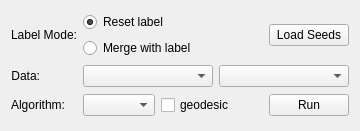
First picture: the form in gui/widgets/graphsegwidget.ui, repository gerbilvis/gerbil, before the edit.
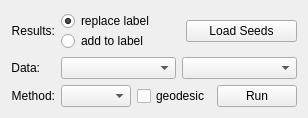
Second picture: the form after the edit. Icons and pictures are not drawn.

Commit message: make graphseg widget more compact

Diff of the .ui file:
```diff
--- a/gui/widgets/graphsegwidget.ui
+++ b/gui/widgets/graphsegwidget.ui
@@ -2,45 +2,21 @@
 <ui version="4.0">
  <class>GraphSegWidget</class>
  <widget class="QWidget" name="GraphSegWidget">
-  <property name="geometry">
-   <rect>
-    <x>0</x>
-    <y>0</y>
-    <width>360</width>
-    <height>131</height>
-   </rect>
-  </property>
-  <property name="windowTitle">
-   <string>Form</string>
-  </property>
   <layout class="QGridLayout" name="gridLayout">
-   <item row="0" column="0">
-    <widget class="QLabel" name="label_25">
-     <property name="sizePolicy">
-      <sizepolicy hsizetype="Fixed" vsizetype="Fixed">
-       <horstretch>0</horstretch>
-       <verstretch>0</verstretch>
-      </sizepolicy>
-     </property>
-     <property name="text">
-      <string>Label Mode:</string>
-     </property>
-     <property name="alignment">
-      <set>Qt::AlignRight|Qt::AlignTrailing|Qt::AlignVCenter</set>
-     </property>
-    </widget>
-   </item>
    <item row="0" column="1">
     <layout class="QHBoxLayout" name="horizontalLayout_3">
      <item>
       <layout class="QVBoxLayout" name="verticalLayout">
+       <property name="spacing">
+        <number>0</number>
+       </property>
        <item>
         <widget class="QRadioButton" name="resetLabelRadio">
          <property name="toolTip">
           <string extracomment="Set the current label to the segmentation result."/>
          </property>
          <property name="text">
-          <string>Reset label</string>
+          <string>replace label</string>
          </property>
          <property name="checked">
           <bool>true</bool>
@@ -53,7 +29,7 @@
           <string extracomment="Add the segmentation result to the current label."/>
          </property>
          <property name="text">
-          <string>Merge with label</string>
+          <string>add to label</string>
          </property>
         </widget>
        </item>
@@ -64,12 +40,6 @@
        <property name="orientation">
         <enum>Qt::Horizontal</enum>
        </property>
-       <property name="sizeHint" stdset="0">
-        <size>
-         <width>40</width>
-         <height>20</height>
-        </size>
-       </property>
       </spacer>
      </item>
      <item>
@@ -104,24 +74,18 @@
     <layout class="QHBoxLayout" name="horizontalLayout_4">
      <item>
       <widget class="QComboBox" name="graphsegSourceBox">
-       <property name="sizePolicy">
-        <sizepolicy hsizetype="MinimumExpanding" vsizetype="Fixed">
-         <horstretch>0</horstretch>
-         <verstretch>0</verstretch>
-        </sizepolicy>
-       </property>
        <property name="toolTip">
         <string>segmentation data source</string>
        </property>
+       <property name="sizeAdjustPolicy">
+        <enum>QComboBox::AdjustToMinimumContentsLength</enum>
+       </property>
       </widget>
      </item>
      <item>
       <widget class="QComboBox" name="graphsegSimilarityBox">
-       <property name="sizePolicy">
-        <sizepolicy hsizetype="MinimumExpanding" vsizetype="Fixed">
-         <horstretch>0</horstretch>
-         <verstretch>0</verstretch>
-        </sizepolicy>
+       <property name="sizeAdjustPolicy">
+        <enum>QComboBox::AdjustToMinimumContentsLength</enum>
        </property>
       </widget>
      </item>
@@ -136,7 +100,7 @@
       </sizepolicy>
      </property>
      <property name="text">
-      <string>Algorithm:</string>
+      <string>Method:</string>
      </property>
      <property name="alignment">
       <set>Qt::AlignRight|Qt::AlignTrailing|Qt::AlignVCenter</set>
@@ -147,15 +111,15 @@
     <layout class="QHBoxLayout" name="horizontalLayout_2">
      <item>
       <widget class="QComboBox" name="graphsegAlgoBox">
-       <property name="sizePolicy">
-        <sizepolicy hsizetype="MinimumExpanding" vsizetype="Fixed">
-         <horstretch>0</horstretch>
-         <verstretch>0</verstretch>
-        </sizepolicy>
-       </property>
        <property name="toolTip">
         <string>segmentation algorithm</string>
        </property>
+       <property name="sizeAdjustPolicy">
+        <enum>QComboBox::AdjustToMinimumContentsLength</enum>
+       </property>
+       <property name="minimumContentsLength">
+        <number>5</number>
+       </property>
       </widget>
      </item>
      <item>
@@ -175,8 +139,8 @@
        </property>
        <property name="sizeHint" stdset="0">
         <size>
-         <width>40</width>
-         <height>20</height>
+         <width>0</width>
+         <height>0</height>
         </size>
        </property>
       </spacer>
@@ -203,6 +167,22 @@
      </item>
     </layout>
    </item>
+   <item row="0" column="0">
+    <widget class="QLabel" name="label_25">
+     <property name="sizePolicy">
+      <sizepolicy hsizetype="Fixed" vsizetype="Fixed">
+       <horstretch>0</horstretch>
+       <verstretch>0</verstretch>
+      </sizepolicy>
+     </property>
+     <property name="text">
+      <string>Results:</string>
+     </property>
+     <property name="alignment">
+      <set>Qt::AlignRight|Qt::AlignTrailing|Qt::AlignVCenter</set>
+     </property>
+    </widget>
+   </item>
   </layout>
  </widget>
  <resources>
```
